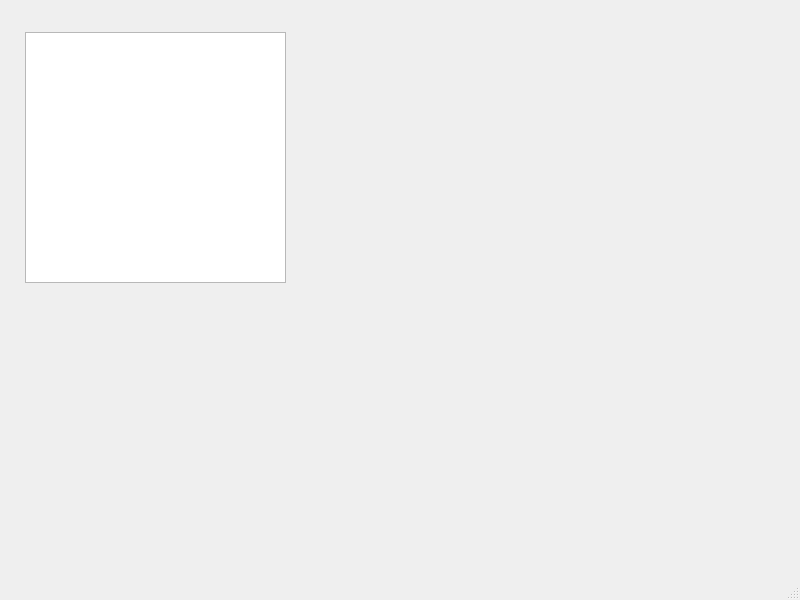
Before: the Qt Designer form mainwindow.ui in lasitha-amuwala/CES-Simulator, drawn with Qt 5.
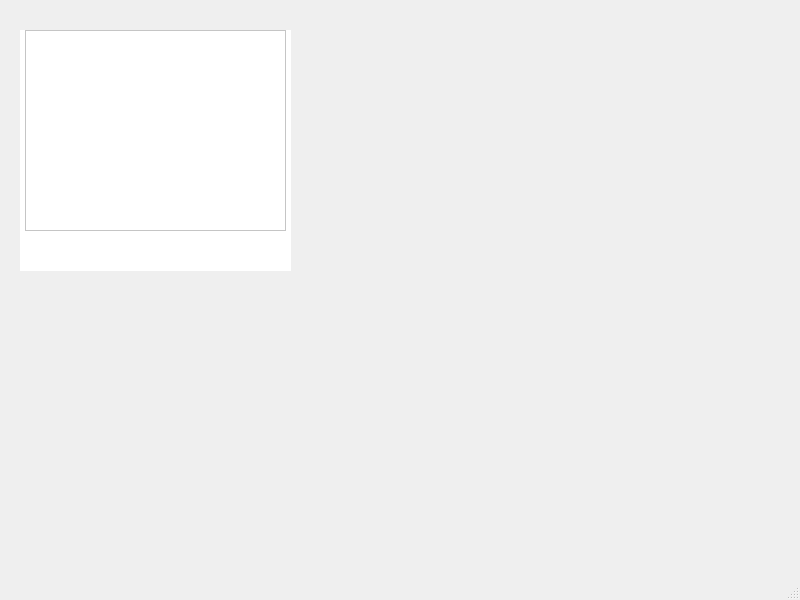
After: the same form once the commit is applied. Icons and pictures are not drawn.

Commit message: Added power button func

```diff
--- a/mainwindow.ui
+++ b/mainwindow.ui
@@ -28,22 +28,7 @@
 background-color: rgba(255, 255, 255, 0);</string>
     </property>
    </widget>
-   <widget class="QGraphicsView" name="graphicsView_2">
-    <property name="geometry">
-     <rect>
-      <x>25</x>
-      <y>32</y>
-      <width>261</width>
-      <height>251</height>
-     </rect>
-    </property>
-    <property name="styleSheet">
-     <string notr="true">QGraphicsView:{
-border-radius:20px;
-}</string>
-    </property>
-   </widget>
-   <widget class="QPushButton" name="pushButton">
+   <widget class="QPushButton" name="powerButton">
     <property name="geometry">
      <rect>
       <x>30</x>
@@ -204,7 +189,45 @@
      <string/>
     </property>
    </widget>
-   <zorder>graphicsView_2</zorder>
+   <widget class="QGraphicsView" name="graphicsView_3">
+    <property name="geometry">
+     <rect>
+      <x>20</x>
+      <y>30</y>
+      <width>271</width>
+      <height>241</height>
+     </rect>
+    </property>
+    <property name="styleSheet">
+     <string notr="true">background-color:#000;
+border-radius: 25%</string>
+    </property>
+   </widget>
+   <widget class="QWidget" name="CESWidget" native="true">
+    <property name="geometry">
+     <rect>
+      <x>20</x>
+      <y>30</y>
+      <width>271</width>
+      <height>241</height>
+     </rect>
+    </property>
+    <property name="styleSheet">
+     <string notr="true">background-color:#fff</string>
+    </property>
+    <widget class="QListWidget" name="listWidget">
+     <property name="geometry">
+      <rect>
+       <x>5</x>
+       <y>0</y>
+       <width>261</width>
+       <height>201</height>
+      </rect>
+     </property>
+    </widget>
+   </widget>
+   <zorder>graphicsView_3</zorder>
+   <zorder>CESWidget</zorder>
    <zorder>graphicsView</zorder>
    <zorder>pushButton</zorder>
    <zorder>pushButton_2</zorder>
```
Left out of the diff: 2 changed lines with no effect on the pictures. The commit also changes 2 other files.
